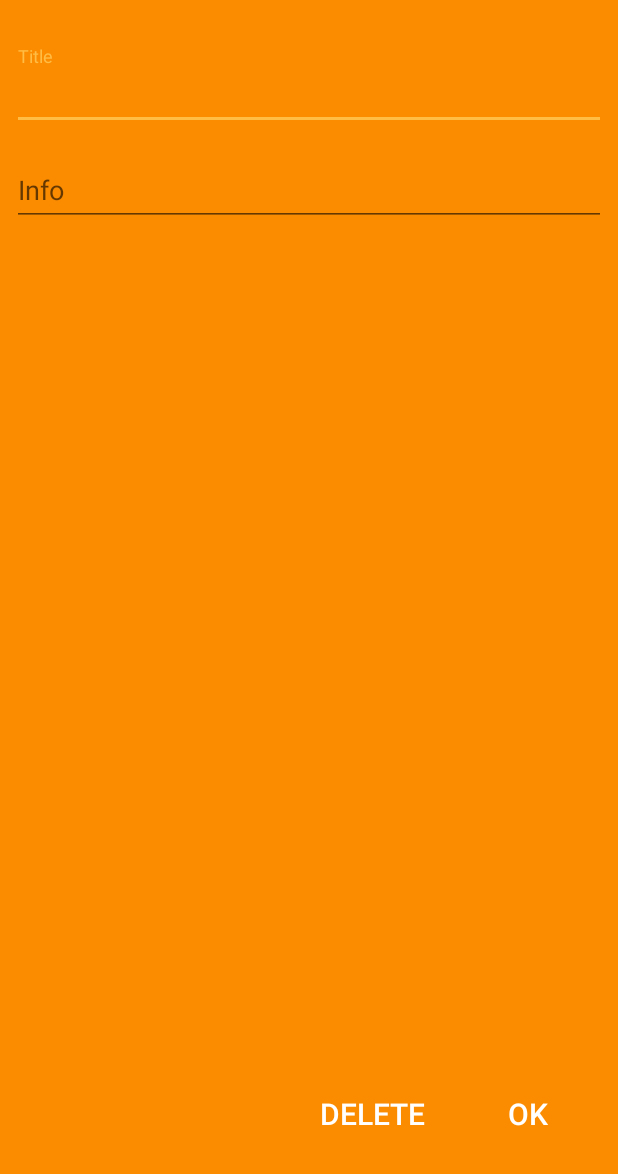
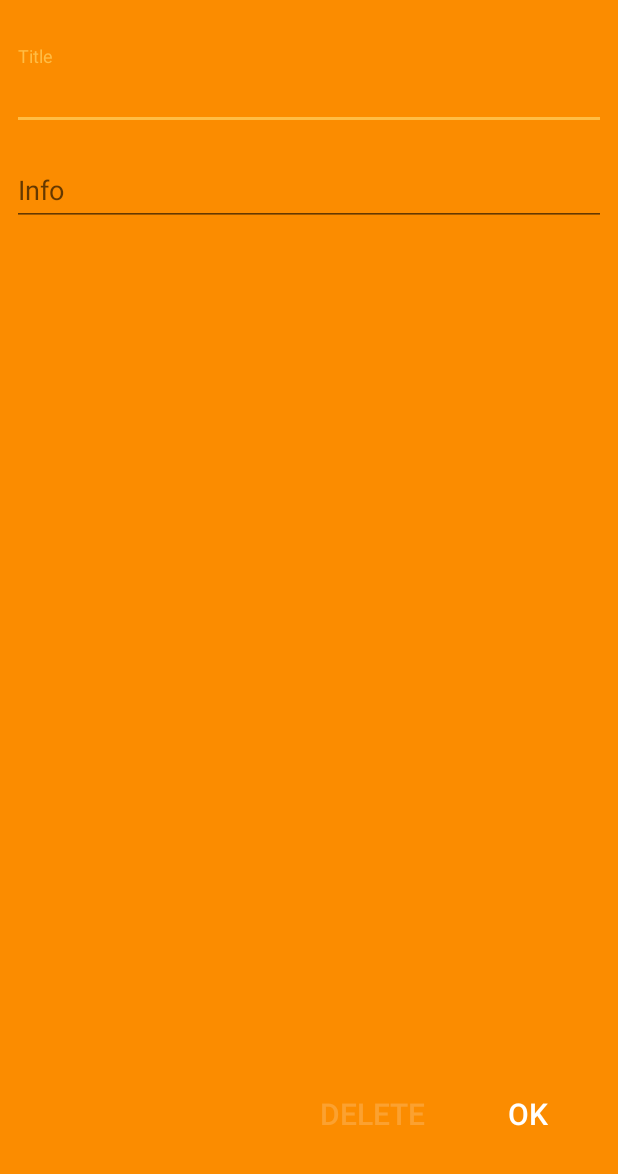
Before and after one commit to opnay/Todo, an Android app: the AddTodoActivity screen opened directly, with no data from a screen before it, on a phone screen of 412 x 824 dp, the part 62-1236 px from its top. Run offline under Robolectric (Android 15) with nearby library versions, the phone set to English and light mode, and no system bars.

Commit message:
AddTodoActivity: Disable 'Delete' button when status is 'Add New'

```diff
--- a/app/src/main/java/com/opnay/todo/AddTodoActivity.kt
+++ b/app/src/main/java/com/opnay/todo/AddTodoActivity.kt
@@ -2,8 +2,10 @@ package com.opnay.todo
 
 import android.content.Context
 import android.content.Intent
+import android.graphics.Color
 import android.os.Bundle
 import android.support.design.widget.Snackbar
+import android.support.v4.content.ContextCompat
 import android.support.v7.app.AppCompatActivity
 import com.opnay.todo.data.TodoData
 import com.opnay.todo.preference.TodoPreference
@@ -49,6 +51,12 @@ class AddTodoActivity : AppCompatActivity() {
         }
 
         btn_del.apply {
+            if (dataIndex < 0) {
+                isEnabled = false
+                ContextCompat.getColor(this@AddTodoActivity, R.color.disableText).let {
+                    setTextColor(it)
+                }
+            }
             setOnClickListener {
                 TodoPreference.prefData.removeAt(dataIndex)
                 finish()
--- a/app/src/main/res/values/colors.xml
+++ b/app/src/main/res/values/colors.xml
@@ -3,4 +3,6 @@
     <color name="colorPrimary">#FB8C00</color>
     <color name="colorPrimaryDark">#C25E00</color>
     <color name="colorAccent">#FFBD45</color>
+
+    <color name="disableText">#30FFFFFF</color>
 </resources>
```
